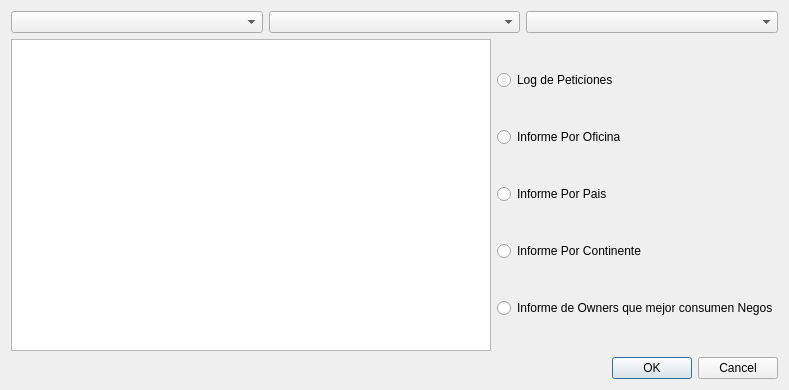
The window that source/dialogInforme.ui (hugo19941994/ViajeFacil) describes before a commit, drawn with Qt 5.
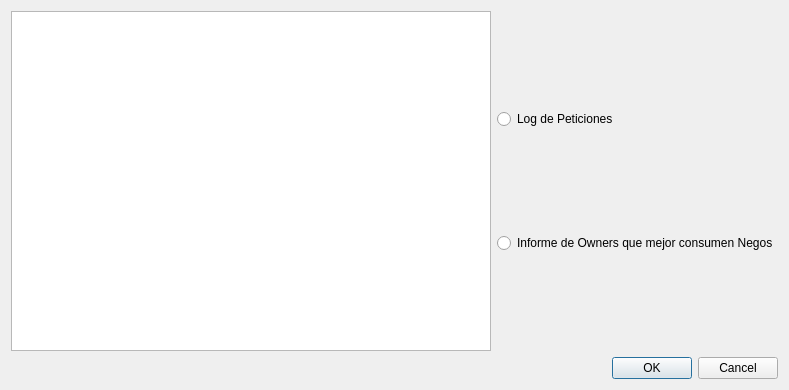
The same window after the commit.

Commit message: Cambios en la ventana de informes

The edit to the form file:
```diff
--- a/source/dialogInforme.ui
+++ b/source/dialogInforme.ui
@@ -16,19 +16,6 @@
   <layout class="QGridLayout" name="gridLayout">
    <item row="0" column="0">
     <layout class="QVBoxLayout" name="verticalLayout_2">
-     <item>
-      <layout class="QHBoxLayout" name="horizontalLayout">
-       <item>
-        <widget class="QComboBox" name="comboBox"/>
-       </item>
-       <item>
-        <widget class="QComboBox" name="comboBox_2"/>
-       </item>
-       <item>
-        <widget class="QComboBox" name="comboBox_3"/>
-       </item>
-      </layout>
-     </item>
      <item>
       <layout class="QHBoxLayout" name="horizontalLayout_2">
        <item>
@@ -43,27 +30,6 @@
            </property>
           </widget>
          </item>
-         <item>
-          <widget class="QRadioButton" name="radioButton_2">
-           <property name="text">
-            <string>Informe Por Oficina</string>
-           </property>
-          </widget>
-         </item>
-         <item>
-          <widget class="QRadioButton" name="radioButton_3">
-           <property name="text">
-            <string>Informe Por Pais</string>
-           </property>
-          </widget>
-         </item>
-         <item>
-          <widget class="QRadioButton" name="radioButton_4">
-           <property name="text">
-            <string>Informe Por Continente</string>
-           </property>
-          </widget>
-         </item>
          <item>
           <widget class="QRadioButton" name="radioButton_5">
            <property name="text">
```
The commit also changes 15 other files.
